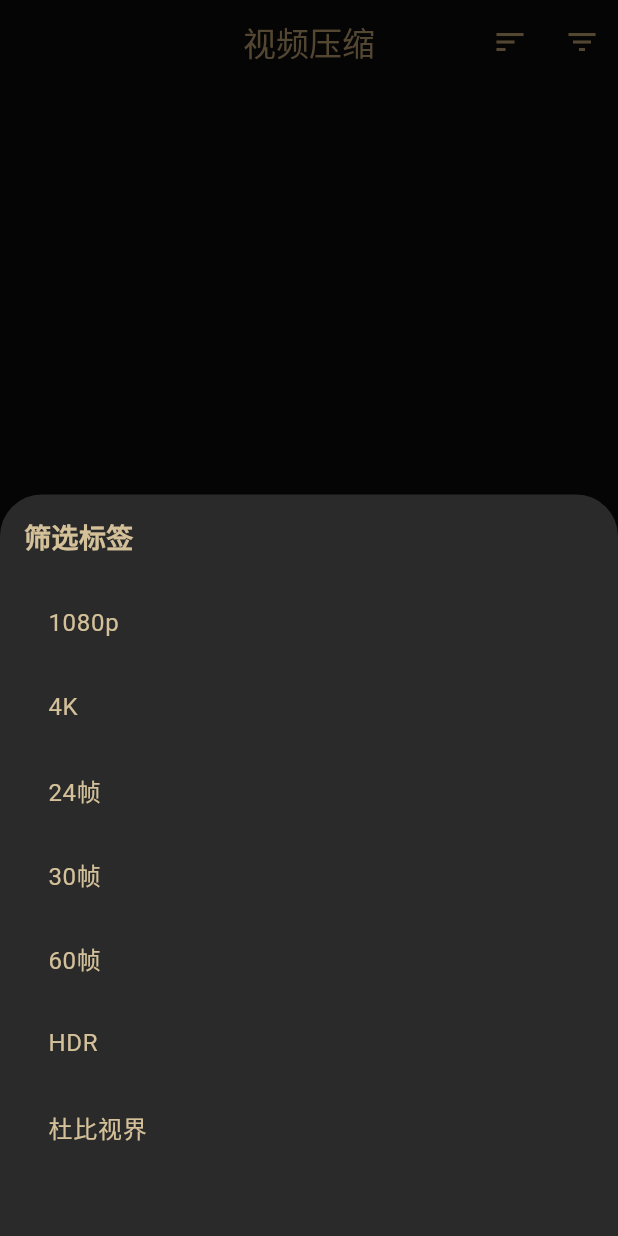
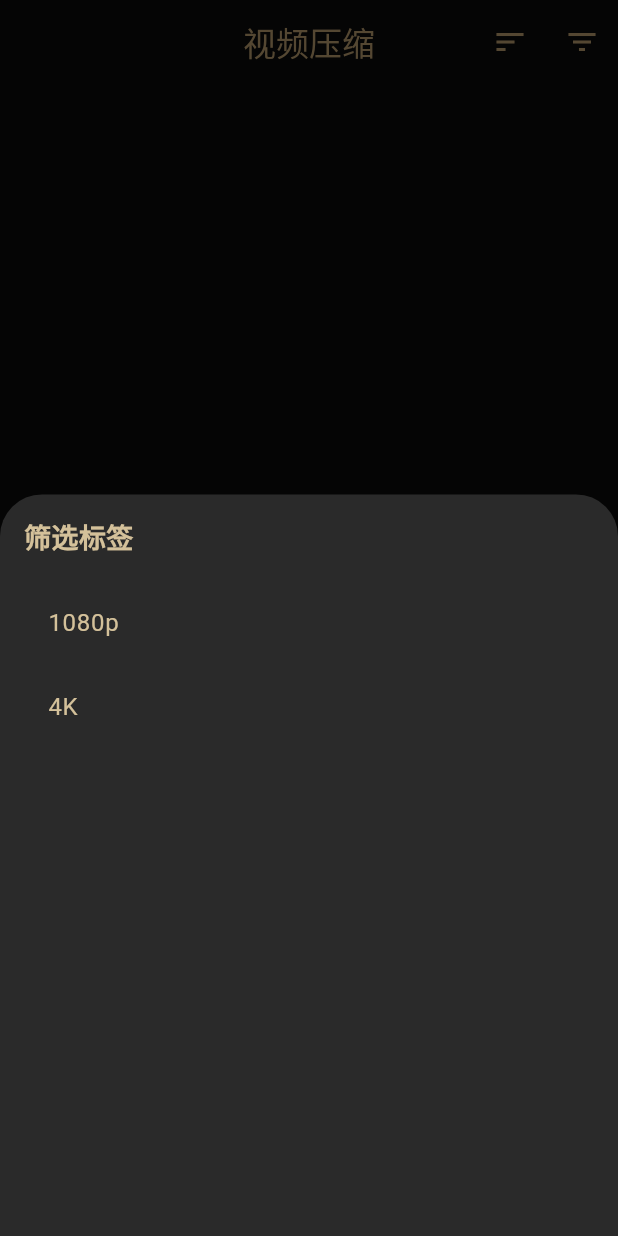
Before and after one commit to tianyk/video-slimmer, a Flutter app: the screen it shows after launch, after a tap on the "filter list" icon, on a phone screen of 412 x 824 dp. Run offline on Flutter 3.47's test engine with Material 3 defaults, Android fonts, the phone set to English and light mode, and no system bars; our stand-ins replace equatable, flutter_bloc, permission_handler, remixicon; missing offline and left inert: ffmpeg_kit_flutter_new, photo_manager.

Commit message:
移除视频筛选中的帧率和HDR选项，进一步简化筛选条件，提升代码可读性和维护性。

```diff
--- a/lib/src/screens/home_screen.dart
+++ b/lib/src/screens/home_screen.dart
@@ -318,36 +318,6 @@ class _HomeScreenState extends State<HomeScreen> {
                                 isSelected: filterState.selectedTags.contains('4k'),
                                 onTap: () => filterCubit.toggleTag('4k'),
                               ),
-                              _FilterListTile(
-                                title: '24帧',
-                                tag: '24fps',
-                                isSelected: filterState.selectedTags.contains('24fps'),
-                                onTap: () => filterCubit.toggleTag('24fps'),
-                              ),
-                              _FilterListTile(
-                                title: '30帧',
-                                tag: '30fps',
-                                isSelected: filterState.selectedTags.contains('30fps'),
-                                onTap: () => filterCubit.toggleTag('30fps'),
-                              ),
-                              _FilterListTile(
-                                title: '60帧',
-                                tag: '60fps',
-                                isSelected: filterState.selectedTags.contains('60fps'),
-                                onTap: () => filterCubit.toggleTag('60fps'),
-                              ),
-                              _FilterListTile(
-                                title: 'HDR',
-                                tag: 'hdr',
-                                isSelected: filterState.selectedTags.contains('hdr'),
-                                onTap: () => filterCubit.toggleTag('hdr'),
-                              ),
-                              _FilterListTile(
-                                title: '杜比视界',
-                                tag: 'dolby_vision',
-                                isSelected: filterState.selectedTags.contains('dolby_vision'),
-                                onTap: () => filterCubit.toggleTag('dolby_vision'),
-                              ),
                             ],
                           ),
                         ),
```
